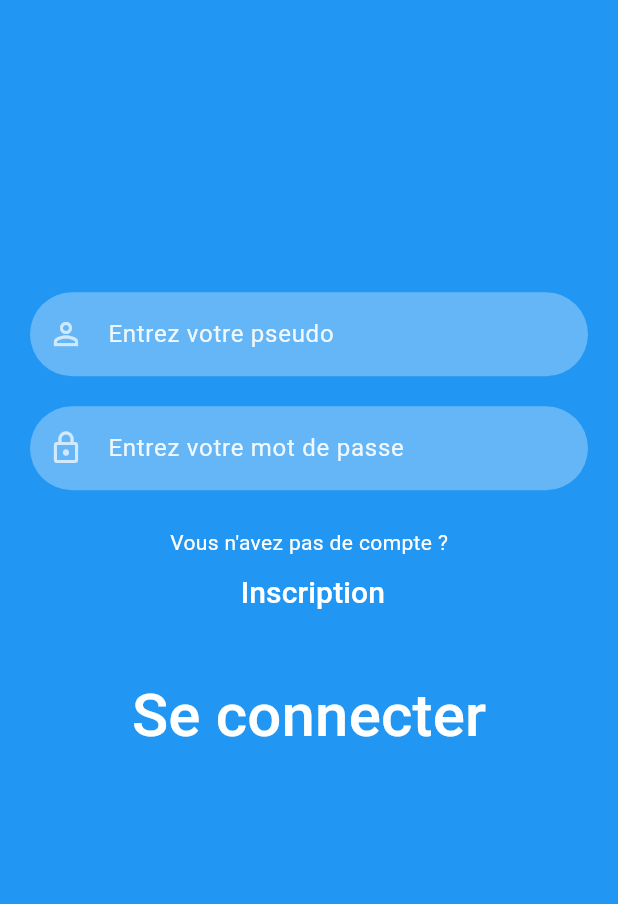
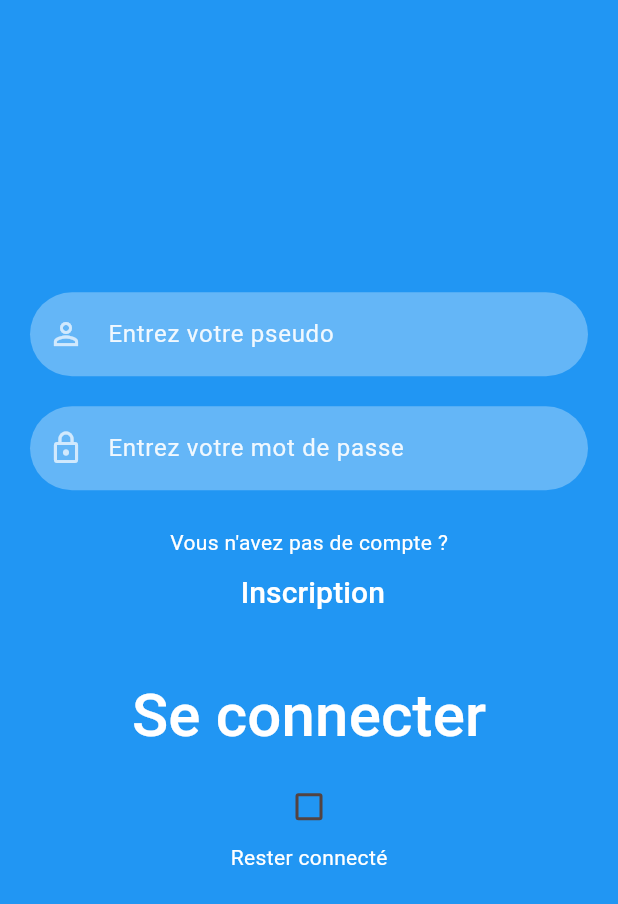
Before and after one commit to hodindorian/FantomGames, a Flutter app: the screen it shows after launch, on a phone screen of 412 x 824 dp. Shown: the top 904 px of the screen. Run offline on Flutter 3.47's test engine with Material 2 defaults, Android fonts, the phone set to English and light mode, and no system bars; our stand-ins replace email_validator, firebase_core, shared_preferences; accounts and stored records are empty; statements that could not run were skipped; project files that could hold a hidden picture were left out.

Commit message:
Add a checkbox "stay connnected", try to add cookie

```diff
--- a/fantom_games/lib/views/connection/sign_in_page.dart
+++ b/fantom_games/lib/views/connection/sign_in_page.dart
@@ -15,6 +15,7 @@ class SignInScreen extends StatefulWidget {
 class SignInScreenState extends State<SignInScreen> {
   final TextEditingController _passwordTextController = TextEditingController();
   final TextEditingController _pseudoTextController = TextEditingController();
+  bool _isStayLoggedIn = false;
 
   @override
   Widget build(BuildContext context) {
@@ -84,7 +85,8 @@ class SignInScreenState extends State<SignInScreen> {
                               } else {
                                 final response = await connectingUserToApi(
                                     _pseudoTextController.text,
-                                    _passwordTextController.text);
+                                    _passwordTextController.text,
+                                    _isStayLoggedIn);
                                 if (response == "OK") {
                                   if (context.mounted) {
                                     Navigator.push(context, MaterialPageRoute(
@@ -126,6 +128,19 @@ class SignInScreenState extends State<SignInScreen> {
                             ),
                           ),
                         ),
+                        Checkbox(
+                          value: _isStayLoggedIn,
+                          onChanged: (newValue) {
+                            setState(() {
+                              _isStayLoggedIn = newValue!;
+                            });
+                          },
+                          checkColor: Colors.white,
+                          activeColor: Colors.blue,
+                        ),
+                        const Text("Rester connecté",
+                            style: TextStyle(color: Colors.white)
+                        ),
                       ],
                     ),
                   ),
--- a/fantom_games/pubspec.yaml
+++ b/fantom_games/pubspec.yaml
@@ -15,6 +15,7 @@ dependencies:
   email_validator: ^2.1.17
   http: ^1.1.0
   crypto: ^3.0.3
+  shared_preferences: ^2.0.7
 
 dev_dependencies:
   flutter_test:
```
Also changed, not shown: fantom_games/lib/connection/connection_user_to_api.dart (+8 -1 lines), fantom_games/lib/reusable_widget/cookie_managing.dart (added, +17 -0 lines), fantom_games/pubspec.lock, 1 other file.
